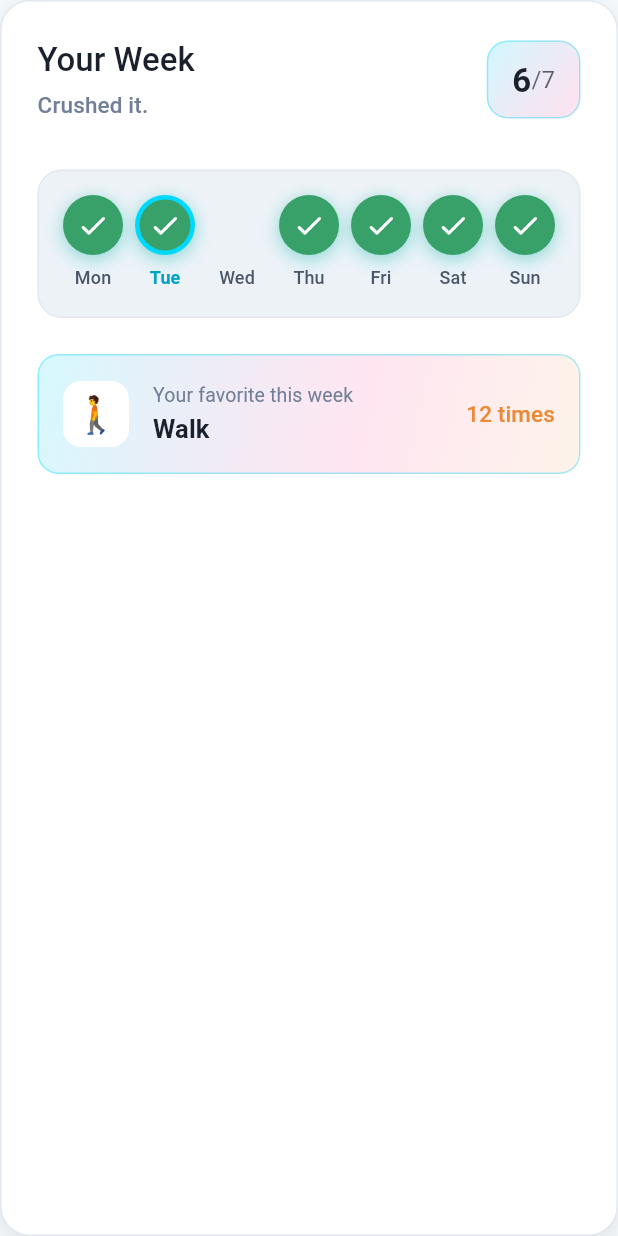
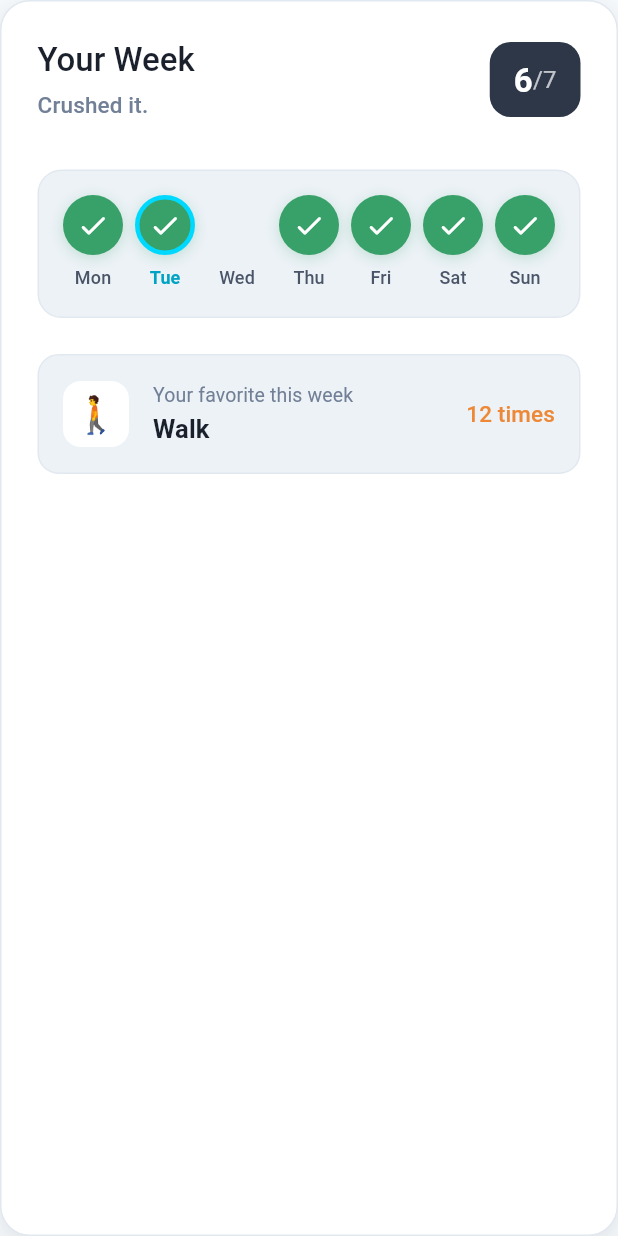
Before and after one commit to PerryJosey/BetsyClaude, a Flutter app: the ActivitySummary widget shown alone on an empty page, opened directly, on a phone screen of 412 x 824 dp. Run offline on Flutter 3.47's test engine with Material 3 defaults, Android fonts, the phone set to English and light mode, and no system bars; Roboto replaces fonts that are missing (SourceSans3).

Commit message:
Simplify visual design - reduce gradients and glow effects, use solid colors for cleaner aesthetic

```diff
--- a/betsy_app/lib/core/theme/app_theme.dart
+++ b/betsy_app/lib/core/theme/app_theme.dart
@@ -295,19 +295,19 @@ class AppTheme {
     end: Alignment.bottomRight,
   );
 
-  /// Vibrant gradient (use for CTAs and key highlights)
+  /// Vibrant gradient (use for CTAs and key highlights) - cyan to amber
   static LinearGradient get vibrantGradient => const LinearGradient(
-    colors: [electricCyan, hotMagenta],
+    colors: [electricCyan, amber],
     begin: Alignment.topLeft,
     end: Alignment.bottomRight,
   );
 
-  /// Vibrant "dark" gradient for surfaces like StreakCard
+  /// Vibrant "dark" gradient for surfaces like StreakCard - slate with cyan edge
   static LinearGradient get vibrantDarkGradient => LinearGradient(
-    colors: [slateDark, slate, electricCyanDark],
+    colors: [slateDark, slate, electricCyanDark.withValues(alpha: 0.85)],
     begin: Alignment.topLeft,
     end: Alignment.bottomRight,
-    stops: const [0.0, 0.6, 1.0],
+    stops: const [0.0, 0.7, 1.0],
   );
 
   /// Sage gradient for success/completion
--- a/betsy_app/lib/features/gamification/streak_card.dart
+++ b/betsy_app/lib/features/gamification/streak_card.dart
@@ -76,33 +76,17 @@ class _StreakCardState extends State<StreakCard>
       builder: (context, child) {
         return Container(
           decoration: BoxDecoration(
-            gradient: AppTheme.vibrantDarkGradient,
+            color: AppTheme.slate,
             borderRadius: BorderRadius.circular(24),
             border: Border.all(
-              color: AppTheme.electricCyan.withValues(alpha: 0.35),
-              width: 1,
+              color: AppTheme.electricCyan.withValues(alpha: 0.4),
+              width: 2,
             ),
             boxShadow: [
               BoxShadow(
-                color: AppTheme.slate.withValues(
-                  alpha: 0.25 + (0.1 * _glowAnimation.value),
-                ),
-                blurRadius: 16 + (4 * _glowAnimation.value),
+                color: AppTheme.slate.withValues(alpha: 0.3),
+                blurRadius: 16,
                 offset: const Offset(0, 6),
-              ),
-              BoxShadow(
-                color: AppTheme.electricCyan.withValues(
-                  alpha: 0.18 + (0.12 * _glowAnimation.value),
-                ),
-                blurRadius: 18 + (10 * _glowAnimation.value),
-                offset: const Offset(0, 10),
-              ),
-              BoxShadow(
-                color: AppTheme.hotMagenta.withValues(
-                  alpha: 0.12 + (0.1 * _glowAnimation.value),
-                ),
-                blurRadius: 22 + (10 * _glowAnimation.value),
-                offset: const Offset(0, 12),
               ),
             ],
           ),
@@ -186,19 +170,8 @@ class _StreakCardState extends State<StreakCard>
                         vertical: AppTheme.spacingS + 4,
                       ),
                       decoration: BoxDecoration(
-                        gradient: LinearGradient(
-                          colors: [
-                            AppTheme.electricCyan.withValues(alpha: 0.28),
-                            AppTheme.hotMagenta.withValues(alpha: 0.22),
-                          ],
-                          begin: Alignment.topLeft,
-                          end: Alignment.bottomRight,
-                        ),
+                        color: Colors.white.withValues(alpha: 0.15),
                         borderRadius: BorderRadius.circular(12),
-                        border: Border.all(
-                          color: Colors.white.withValues(alpha: 0.15),
-                          width: 1,
-                        ),
                       ),
                       child: Row(
                         children: [
--- a/betsy_app/lib/features/stories/story_card.dart
+++ b/betsy_app/lib/features/stories/story_card.dart
@@ -164,7 +164,7 @@ class StoryCard extends StatelessWidget {
                         vertical: AppTheme.spacingS,
                       ),
                       decoration: BoxDecoration(
-                        gradient: AppTheme.vibrantGradient,
+                        color: AppTheme.electricCyan,
                         borderRadius: BorderRadius.circular(12),
                       ),
                       child: Row(
--- a/betsy_app/lib/widgets/activity_summary.dart
+++ b/betsy_app/lib/widgets/activity_summary.dart
@@ -68,19 +68,8 @@ class ActivitySummary extends StatelessWidget {
                   vertical: AppTheme.spacingS,
                 ),
                 decoration: BoxDecoration(
-                  gradient: LinearGradient(
-                    colors: [
-                      AppTheme.electricCyan.withValues(alpha: 0.18),
-                      AppTheme.hotMagenta.withValues(alpha: 0.14),
-                    ],
-                    begin: Alignment.topLeft,
-                    end: Alignment.bottomRight,
-                  ),
+                  color: AppTheme.slate,
                   borderRadius: BorderRadius.circular(14),
-                  border: Border.all(
-                    color: AppTheme.electricCyan.withValues(alpha: 0.35),
-                    width: 1,
-                  ),
                 ),
                 child: Row(
                   children: [
@@ -89,14 +78,14 @@ class ActivitySummary extends StatelessWidget {
                       style: TextStyle(
                         fontSize: 22,
                         fontWeight: FontWeight.w600,
-                        color: AppTheme.slateDark,
+                        color: Colors.white,
                       ),
                     ),
                     Text(
                       '/7',
                       style: TextStyle(
                         fontSize: 16,
-                        color: AppTheme.slateDark.withValues(alpha: 0.7),
+                        color: Colors.white.withValues(alpha: 0.7),
                       ),
                     ),
                   ],
@@ -139,19 +128,10 @@ class ActivitySummary extends StatelessWidget {
           Container(
             padding: const EdgeInsets.all(AppTheme.spacingM),
             decoration: BoxDecoration(
-              gradient: LinearGradient(
-                colors: [
-                  AppTheme.electricCyan.withValues(alpha: 0.16),
-                  AppTheme.hotMagenta.withValues(alpha: 0.12),
-                  AppTheme.amber.withValues(alpha: 0.10),
-                ],
-                begin: Alignment.topLeft,
-                end: Alignment.bottomRight,
-                stops: const [0.0, 0.6, 1.0],
-              ),
+              color: AppTheme.gray100,
               borderRadius: BorderRadius.circular(14),
               border: Border.all(
-                color: AppTheme.electricCyan.withValues(alpha: 0.35),
+                color: AppTheme.gray200,
                 width: 1,
               ),
             ),
@@ -242,14 +222,9 @@ class _GardenDay extends StatelessWidget {
                 : null,
             boxShadow: isActive ? [
               BoxShadow(
-                color: AppTheme.success.withValues(alpha: 0.3),
+                color: AppTheme.success.withValues(alpha: 0.25),
                 blurRadius: 8,
                 offset: const Offset(0, 2),
-              ),
-              BoxShadow(
-                color: AppTheme.electricCyan.withValues(alpha: 0.22),
-                blurRadius: 12,
-                offset: const Offset(0, 4),
               ),
             ] : null,
           ),
```
